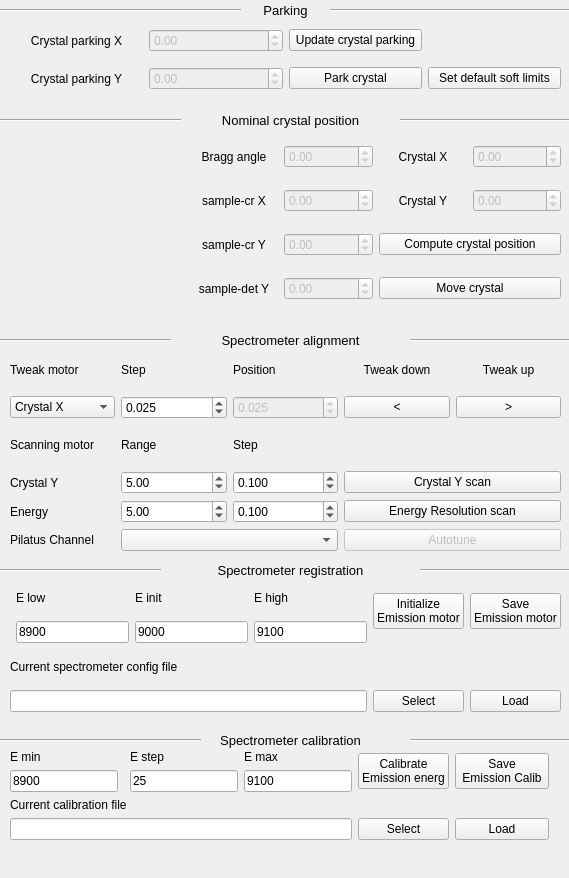
NSLS-II-ISS/isstools, file isstools/ui/ui_johann_spectrometer.ui: the form before one commit.
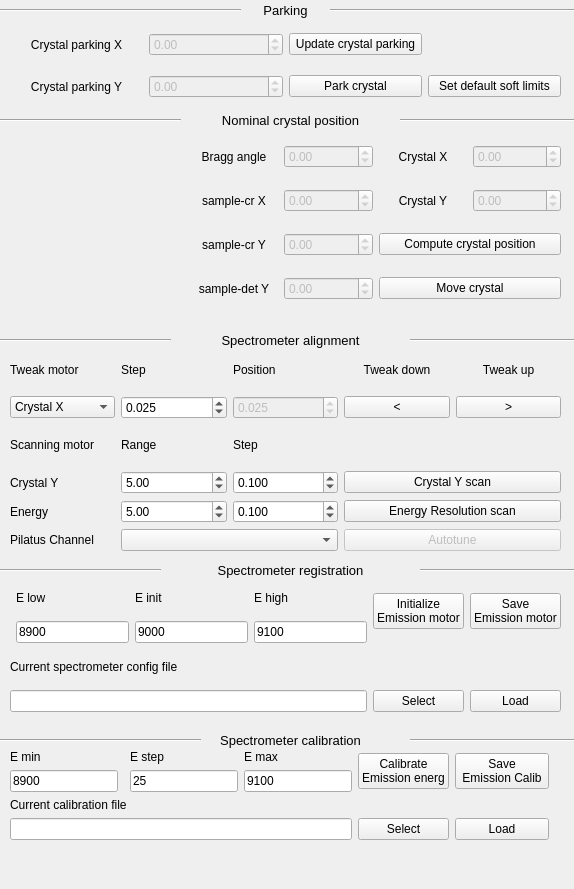
The form after the commit.

Commit message: added ability to enable/disable spectrometer motors to gui

What changed in the file:
```diff
--- a/isstools/ui/ui_johann_spectrometer.ui
+++ b/isstools/ui/ui_johann_spectrometer.ui
@@ -6,8 +6,8 @@
    <rect>
     <x>0</x>
     <y>0</y>
-    <width>569</width>
-    <height>878</height>
+    <width>574</width>
+    <height>889</height>
    </rect>
   </property>
   <property name="windowTitle">
@@ -81,7 +81,7 @@
      <x>10</x>
      <y>20</y>
      <width>551</width>
-     <height>81</height>
+     <height>92</height>
     </rect>
    </property>
    <layout class="QGridLayout" name="gridLayout_8">
```
Left out of the diff: 2 changed lines with no effect on the pictures. The commit also changes 4 other files.
